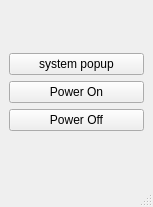
Qt form 3rdparty/qtDbus/ui/MainWindow.ui (matgnt/mobos-gui) before a commit.
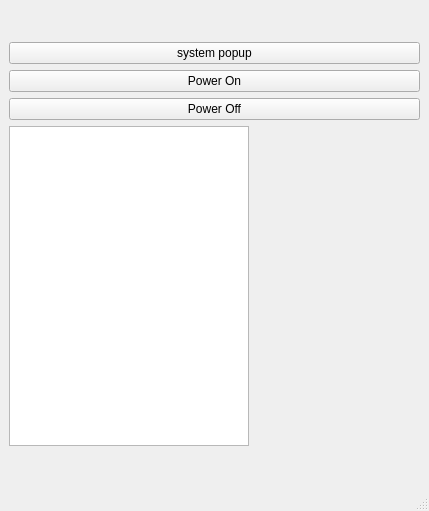
The same form after that commit.

The edit to the form file:
```diff
--- a/3rdparty/qtDbus/ui/MainWindow.ui
+++ b/3rdparty/qtDbus/ui/MainWindow.ui
@@ -6,8 +6,8 @@
    <rect>
     <x>0</x>
     <y>0</y>
-    <width>153</width>
-    <height>207</height>
+    <width>429</width>
+    <height>511</height>
    </rect>
   </property>
   <property name="windowTitle">
@@ -38,6 +38,45 @@
         </property>
        </widget>
       </item>
+      <item>
+       <layout class="QHBoxLayout" name="horizontalLayout">
+        <item>
+         <widget class="QGraphicsView" name="graphicsView">
+          <property name="minimumSize">
+           <size>
+            <width>240</width>
+            <height>320</height>
+           </size>
+          </property>
+          <property name="maximumSize">
+           <size>
+            <width>240</width>
+            <height>320</height>
+           </size>
+          </property>
+          <property name="verticalScrollBarPolicy">
+           <enum>Qt::ScrollBarAlwaysOff</enum>
+          </property>
+          <property name="horizontalScrollBarPolicy">
+           <enum>Qt::ScrollBarAlwaysOff</enum>
+          </property>
+         </widget>
+        </item>
+        <item>
+         <spacer name="horizontalSpacer">
+          <property name="orientation">
+           <enum>Qt::Horizontal</enum>
+          </property>
+          <property name="sizeHint" stdset="0">
+           <size>
+            <width>40</width>
+            <height>20</height>
+           </size>
+          </property>
+         </spacer>
+        </item>
+       </layout>
+      </item>
      </layout>
     </item>
    </layout>
```
Left out of the diff: 2 changed lines with no effect on the pictures.
